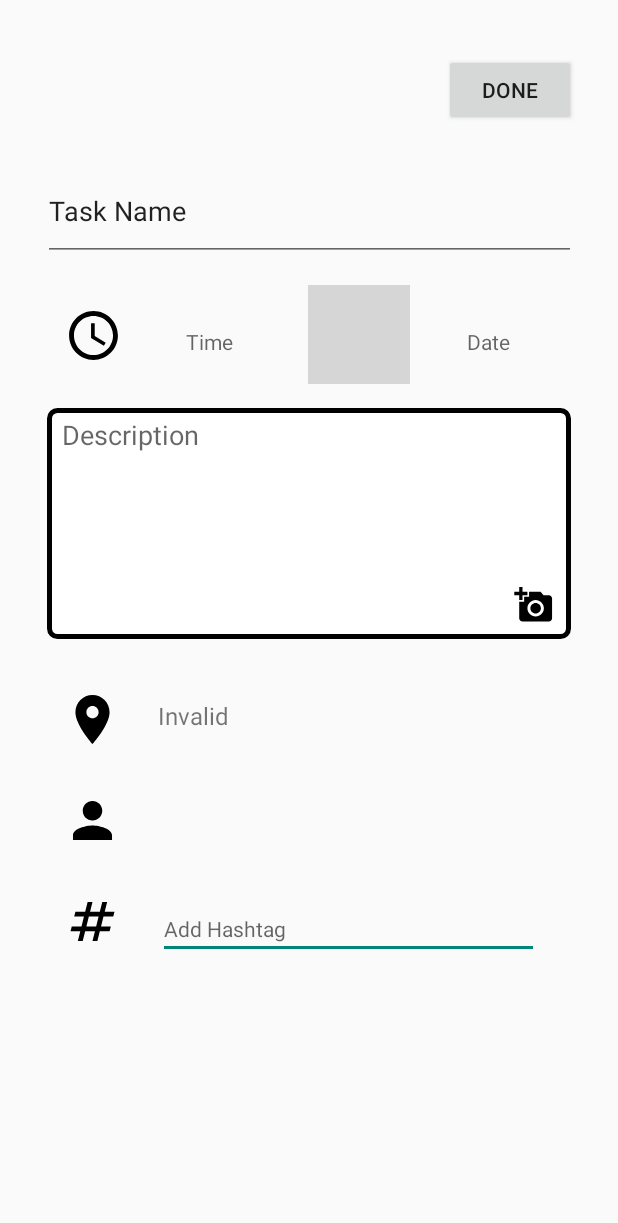
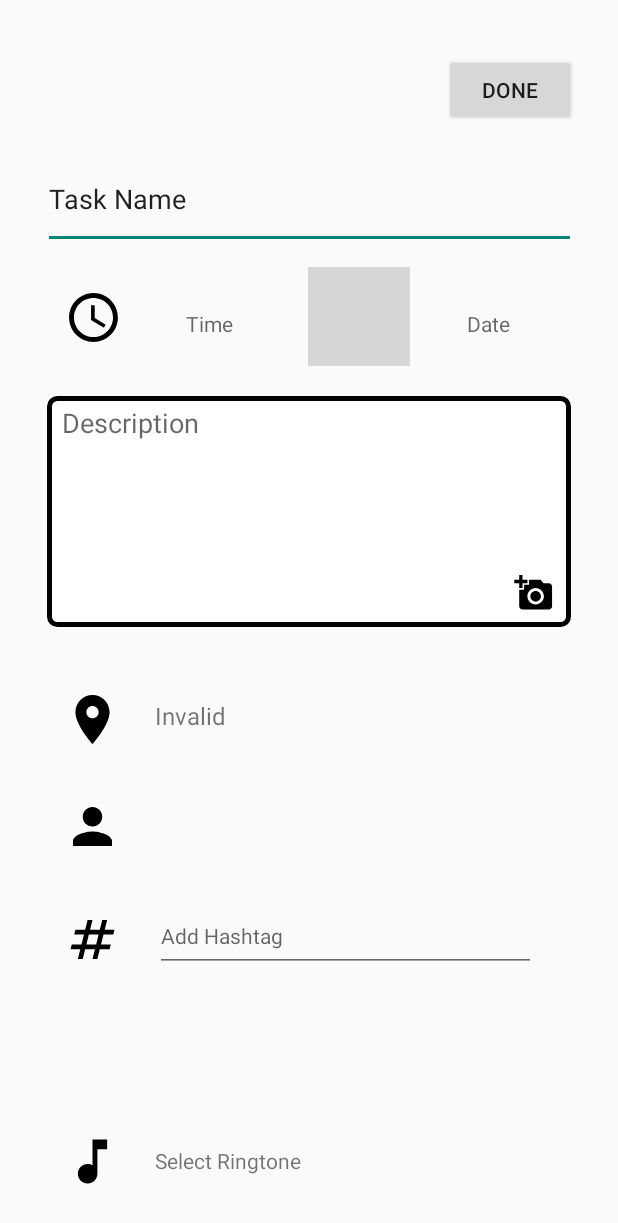
Before and after one commit to ZeitLee/CS5520-Sp22-Final-Project, an Android app: the screen it shows after launch (createReminder), after a tap on an icon or button, on a phone screen of 412 x 824 dp. Shown: the top 1223 px of the screen. Run offline under Robolectric (Android 15) with nearby library versions, the phone set to English and light mode, and no system bars; grey boxes are pictures that could not be loaded.

Commit message:
added function to select ringtone

```diff
--- /dev/null
+++ b/app/src/main/res/drawable/music_foreground.xml
@@ -0,0 +1,15 @@
+<vector xmlns:android="http://schemas.android.com/apk/res/android"
+    android:width="108dp"
+    android:height="108dp"
+    android:viewportWidth="108"
+    android:viewportHeight="108"
+    android:tint="#000000">
+  <group android:scaleX="2.61"
+      android:scaleY="2.61"
+      android:translateX="22.68"
+      android:translateY="22.68">
+    <path
+        android:fillColor="@android:color/white"
+        android:pathData="M12,3v10.55c-0.59,-0.34 -1.27,-0.55 -2,-0.55 -2.21,0 -4,1.79 -4,4s1.79,4 4,4 4,-1.79 4,-4V7h4V3h-6z"/>
+  </group>
+</vector>
--- a/app/src/main/res/layout/activity_create_reminder.xml
+++ b/app/src/main/res/layout/activity_create_reminder.xml
@@ -5,33 +5,6 @@
     android:layout_width="match_parent"
     android:layout_height="match_parent"
     tools:context=".createReminder">
-
-    <EditText
-        android:id="@+id/hashTag"
-        android:layout_width="254dp"
-        android:layout_height="39dp"
-        android:layout_marginTop="516dp"
-        android:ems="10"
-        android:hint="Add Hashtag"
-        android:inputType="textPersonName"
-        android:text=""
-        android:textSize="14sp"
-        app:layout_constraintEnd_toEndOf="parent"
-        app:layout_constraintHorizontal_bias="0.668"
-        app:layout_constraintStart_toStartOf="parent"
-        app:layout_constraintTop_toBottomOf="@+id/saveData" />
-
-    <TextView
-        android:id="@+id/dateSelector"
-        android:layout_width="wrap_content"
-        android:layout_height="20dp"
-        android:layout_marginTop="44dp"
-        android:hint="Date"
-        android:text=""
-        app:layout_constraintEnd_toEndOf="parent"
-        app:layout_constraintHorizontal_bias="0.346"
-        app:layout_constraintStart_toEndOf="@+id/dataImageView"
-        app:layout_constraintTop_toBottomOf="@+id/editTextTaskName" />
 
     <Button
         android:id="@+id/saveData"
@@ -47,7 +20,7 @@
         android:id="@+id/editTextTaskName"
         android:layout_width="355dp"
         android:layout_height="66dp"
-        android:layout_marginTop="24dp"
+        android:layout_marginTop="16dp"
         android:ems="10"
         android:hint="Task name"
         android:inputType="textPersonName"
@@ -56,51 +29,101 @@
         app:layout_constraintStart_toStartOf="parent"
         app:layout_constraintTop_toBottomOf="@+id/saveData" />
 
+    <TextView
+        android:id="@+id/location"
+        android:layout_width="250dp"
+        android:layout_height="wrap_content"
+        android:layout_marginStart="8dp"
+        android:layout_marginTop="48dp"
+        android:textSize="16sp"
+        app:layout_constraintStart_toEndOf="@+id/mapSelector"
+        app:layout_constraintTop_toBottomOf="@+id/description" />
+
     <ImageView
-        android:id="@+id/timeImageView"
+        android:id="@+id/imageView2"
         android:layout_width="67dp"
         android:layout_height="67dp"
-        android:layout_marginTop="16dp"
-        app:layout_constraintStart_toStartOf="@+id/editTextTaskName"
-        app:layout_constraintTop_toBottomOf="@+id/editTextTaskName"
-        app:srcCompat="@drawable/time_foreground" />
+        android:layout_marginStart="28dp"
+        android:layout_marginTop="1dp"
+        android:layout_marginEnd="316dp"
+        android:layout_marginBottom="16dp"
+        app:layout_constraintBottom_toBottomOf="parent"
+        app:layout_constraintEnd_toEndOf="parent"
+        app:layout_constraintHorizontal_bias="0.0"
+        app:layout_constraintStart_toStartOf="parent"
+        app:layout_constraintTop_toBottomOf="@+id/imageView"
+        app:layout_constraintVertical_bias="1.0"
+        app:srcCompat="@drawable/music_foreground" />
+
+    <TextView
+        android:id="@+id/timeSelector"
+        android:layout_width="53dp"
+        android:layout_height="21dp"
+        android:layout_marginStart="28dp"
+        android:layout_marginTop="40dp"
+        android:hint="Time"
+        android:text=""
+        app:layout_constraintStart_toEndOf="@+id/timeImageView"
+        app:layout_constraintTop_toBottomOf="@+id/editTextTaskName" />
+
+    <TextView
+        android:id="@+id/selectRingtone"
+        android:layout_width="177dp"
+        android:layout_height="32dp"
+        android:layout_marginStart="8dp"
+        android:layout_marginBottom="28dp"
+        android:text="Select Ringtone"
+        app:layout_constraintBottom_toBottomOf="parent"
+        app:layout_constraintStart_toEndOf="@+id/imageView2" />
+
+    <TextView
+        android:id="@+id/dateSelector"
+        android:layout_width="wrap_content"
+        android:layout_height="20dp"
+        android:layout_marginTop="40dp"
+        android:hint="Date"
+        android:text=""
+        app:layout_constraintEnd_toEndOf="parent"
+        app:layout_constraintHorizontal_bias="0.348"
+        app:layout_constraintStart_toEndOf="@+id/dataImageView"
+        app:layout_constraintTop_toBottomOf="@+id/editTextTaskName" />
+
+    <ImageView
+        android:id="@+id/imageView"
+        android:layout_width="67dp"
+        android:layout_height="67dp"
+        android:layout_marginTop="8dp"
+        app:layout_constraintEnd_toEndOf="parent"
+        app:layout_constraintHorizontal_bias="0.081"
+        app:layout_constraintStart_toStartOf="parent"
+        app:layout_constraintTop_toBottomOf="@+id/imageView4"
+        app:srcCompat="@drawable/hash_foreground" />
 
     <ImageView
         android:id="@+id/dataImageView"
         android:layout_width="68dp"
         android:layout_height="66dp"
         android:layout_marginStart="28dp"
-        android:layout_marginTop="16dp"
+        android:layout_marginTop="12dp"
         app:layout_constraintStart_toEndOf="@+id/timeSelector"
         app:layout_constraintTop_toBottomOf="@+id/editTextTaskName"
         app:srcCompat="@drawable/calendar_foreground" />
-
-    <TextView
-        android:id="@+id/timeSelector"
-        android:layout_width="53dp"
-        android:layout_height="21dp"
-        android:layout_marginStart="28dp"
-        android:layout_marginTop="44dp"
-        android:text=""
-        android:hint="Time"
-        app:layout_constraintStart_toEndOf="@+id/timeImageView"
-        app:layout_constraintTop_toBottomOf="@+id/editTextTaskName" />
 
     <EditText
         android:id="@+id/description"
         android:layout_width="349dp"
         android:layout_height="154dp"
-        android:layout_marginTop="16dp"
+        android:layout_marginTop="20dp"
+        android:background="@drawable/et_layout"
         android:ems="10"
         android:gravity="top"
+        android:hint="Description"
+        android:inputType="textMultiLine"
+        android:paddingLeft="10dp"
+        android:paddingTop="5dp"
+        android:paddingRight="10dp"
+        android:paddingBottom="5dp"
         android:text=""
-        android:paddingLeft="10dp"
-        android:paddingRight="10dp"
-        android:paddingTop="5dp"
-        android:paddingBottom="5dp"
-        android:hint="Description"
-        android:background="@drawable/et_layout"
-        android:inputType="textMultiLine"
         app:layout_constraintEnd_toEndOf="parent"
         app:layout_constraintStart_toStartOf="parent"
         app:layout_constraintTop_toBottomOf="@+id/dataImageView" />
@@ -110,19 +133,10 @@
         android:layout_width="67dp"
         android:layout_height="67dp"
         android:layout_marginStart="28dp"
-        android:layout_marginTop="20dp"
+        android:layout_marginTop="28dp"
         app:layout_constraintStart_toStartOf="parent"
         app:layout_constraintTop_toBottomOf="@+id/description"
         app:srcCompat="@drawable/location_foreground" />
-
-    <ImageView
-        android:id="@+id/imageView4"
-        android:layout_width="67dp"
-        android:layout_height="67dp"
-        android:layout_marginStart="28dp"
-        app:layout_constraintStart_toStartOf="parent"
-        app:layout_constraintTop_toBottomOf="@+id/mapSelector"
-        app:srcCompat="@drawable/people_foreground" />
 
     <ImageView
         android:id="@+id/photoImageView"
@@ -132,25 +146,39 @@
         app:layout_constraintEnd_toEndOf="@+id/description"
         app:srcCompat="@drawable/add_photo_foreground" />
 
-    <TextView
-        android:id="@+id/location"
-        android:layout_width="250dp"
-        android:layout_height="wrap_content"
-        android:layout_marginStart="10dp"
-        android:layout_marginTop="40dp"
-        android:textSize="16sp"
-        app:layout_constraintStart_toEndOf="@+id/mapSelector"
-        app:layout_constraintTop_toBottomOf="@+id/description" />
+    <ImageView
+        android:id="@+id/imageView4"
+        android:layout_width="67dp"
+        android:layout_height="67dp"
+        android:layout_marginStart="28dp"
+        android:layout_marginTop="4dp"
+        app:layout_constraintStart_toStartOf="parent"
+        app:layout_constraintTop_toBottomOf="@+id/mapSelector"
+        app:srcCompat="@drawable/people_foreground" />
+
+    <EditText
+        android:id="@+id/hashTag"
+        android:layout_width="254dp"
+        android:layout_height="48dp"
+        android:layout_marginTop="516dp"
+        android:ems="10"
+        android:hint="Add Hashtag"
+        android:inputType="textPersonName"
+        android:text=""
+        android:textSize="14sp"
+        app:layout_constraintEnd_toEndOf="parent"
+        app:layout_constraintHorizontal_bias="0.656"
+        app:layout_constraintStart_toStartOf="parent"
+        app:layout_constraintTop_toBottomOf="@+id/saveData" />
 
     <ImageView
-        android:id="@+id/imageView"
+        android:id="@+id/timeImageView"
         android:layout_width="67dp"
         android:layout_height="67dp"
-        app:layout_constraintEnd_toEndOf="parent"
-        app:layout_constraintHorizontal_bias="0.081"
-        app:layout_constraintStart_toStartOf="parent"
-        app:layout_constraintTop_toBottomOf="@+id/imageView4"
-        app:srcCompat="@drawable/hash_foreground" />
+        android:layout_marginTop="12dp"
+        app:layout_constraintStart_toStartOf="@+id/editTextTaskName"
+        app:layout_constraintTop_toBottomOf="@+id/editTextTaskName"
+        app:srcCompat="@drawable/time_foreground" />
 
 
 </androidx.constraintlayout.widget.ConstraintLayout>
--- /dev/null
+++ b/app/src/main/res/mipmap-anydpi-v26/music.xml
@@ -0,0 +1,5 @@
+<?xml version="1.0" encoding="utf-8"?>
+<adaptive-icon xmlns:android="http://schemas.android.com/apk/res/android">
+    <background android:drawable="@drawable/music_background"/>
+    <foreground android:drawable="@drawable/music_foreground"/>
+</adaptive-icon>
--- /dev/null
+++ b/app/src/main/res/mipmap-anydpi-v26/music_round.xml
@@ -0,0 +1,5 @@
+<?xml version="1.0" encoding="utf-8"?>
+<adaptive-icon xmlns:android="http://schemas.android.com/apk/res/android">
+    <background android:drawable="@drawable/music_background"/>
+    <foreground android:drawable="@drawable/music_foreground"/>
+</adaptive-icon>
```
Also changed, not shown: app/src/main/java/edu/neu/madcourse/cs5520_sp22_final_project/createReminder.java (+36 -1 lines), app/src/main/res/drawable/music_background.xml (added, +74 -0 lines), app/src/main/music-playstore.png (added), app/src/main/res/mipmap-hdpi/music.png (added), app/src/main/res/mipmap-hdpi/music_round.png (added), app/src/main/res/mipmap-mdpi/music.png (added), app/src/main/res/mipmap-mdpi/music_round.png (added), app/src/main/res/mipmap-xhdpi/music.png (added), app/src/main/res/mipmap-xhdpi/music_round.png (added), app/src/main/res/mipmap-xxhdpi/music.png (added), app/src/main/res/mipmap-xxhdpi/music_round.png (added), app/src/main/res/mipmap-xxxhdpi/music.png (added), app/src/main/res/mipmap-xxxhdpi/music_round.png (added).
